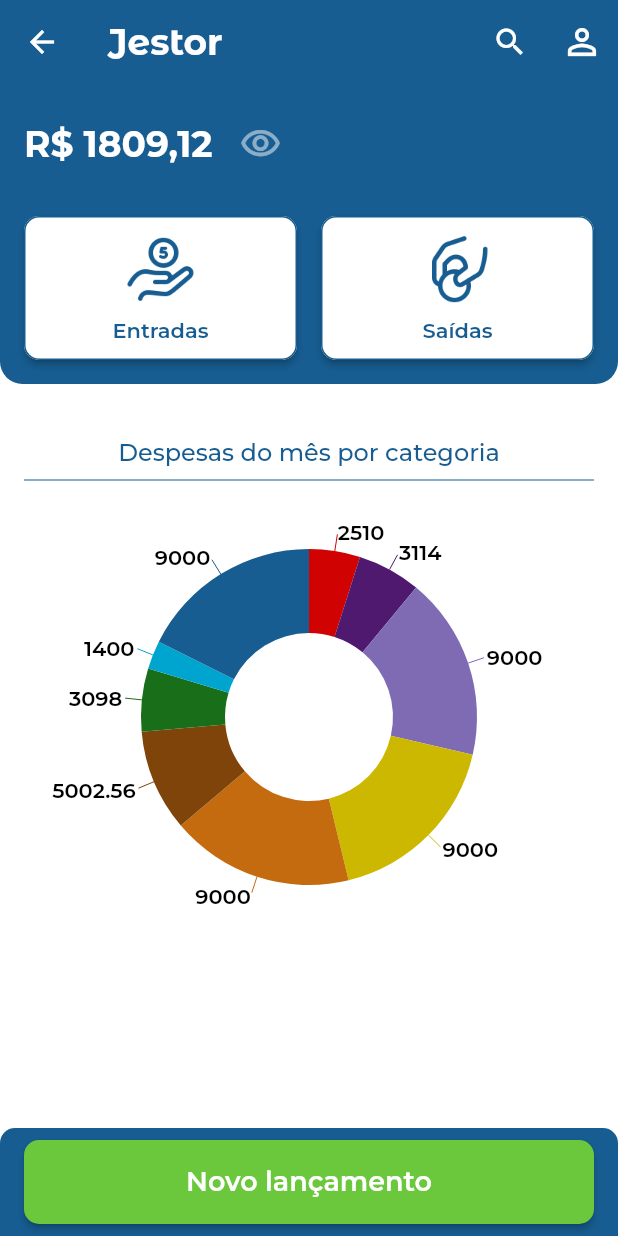
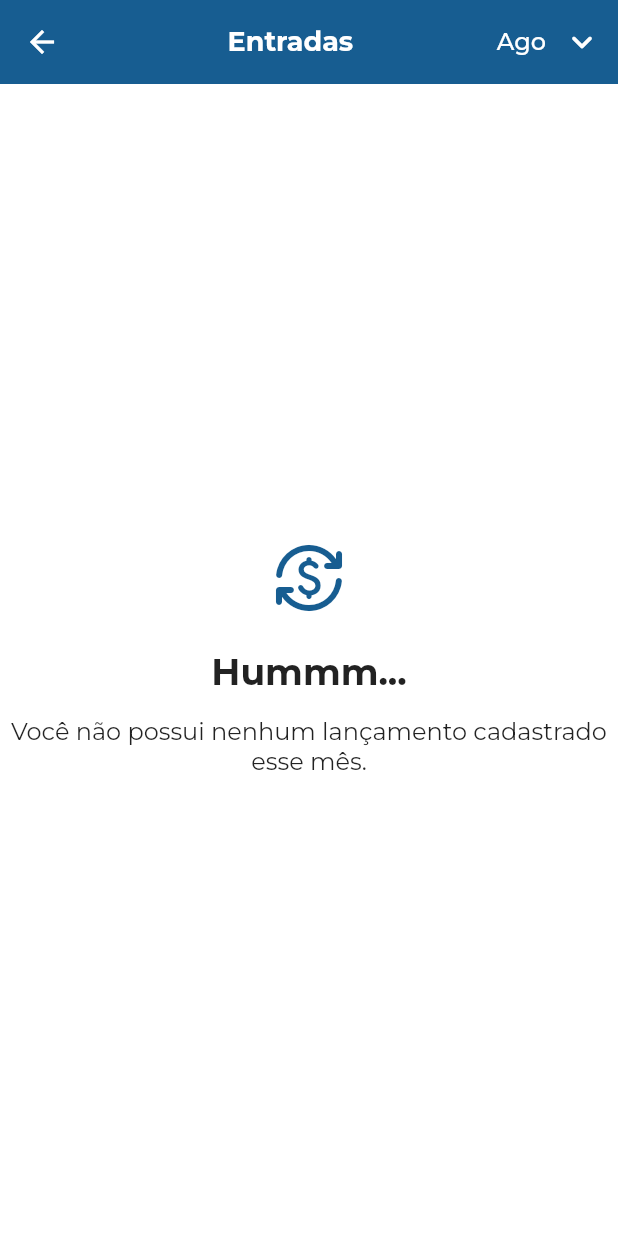
Before and after one commit to jvp116/flut_jestor_app, a Flutter app: the HomePage screen opened by its route, after a tap on the "visibility" icon, after a tap on the "visibility off" icon, after a tap on "Entradas", on a phone screen of 412 x 824 dp. Run offline on Flutter 3.47's test engine with Material 2 defaults, Android fonts, the phone set to English and light mode, and no system bars; our stand-ins replace dio, shared_preferences, syncfusion_flutter_charts; missing offline and left inert: dson_adapter; accounts and stored records are empty; statements that could not run were skipped; project files that could hold a hidden picture were left out.

Commit message:
feat: list financial records

```diff
--- a/lib/models/user_model.dart
+++ b/lib/models/user_model.dart
@@ -4,6 +4,10 @@
   String password;
 
   UserModel({required this.id, required this.email, required this.password});
+
+  static UserModel fromMap(Map<String, dynamic> map) {
+    return UserModel(id: map['id'] ?? 0, email: map['email'] ?? '', password: map['password'] ?? '');
+  }
 
   static Map<String, dynamic> toMap(UserModel user) {
     return {
--- /dev/null
+++ b/lib/pages/controller/financial_record_controller.dart
@@ -0,0 +1,48 @@
+import 'package:flut_jestor_app/stores/financial_record_store.dart';
+import 'package:flutter/material.dart';
+import 'package:intl/intl.dart';
+
+class FinancialRecordController extends ChangeNotifier {
+  late FinancialRecordStore? store;
+  var state;
+
+  initialize(FinancialRecordStore newStore) {
+    store = newStore;
+    state = store!.value;
+    notifyListeners();
+  }
+
+  String getActualMonth() {
+    var now = DateTime.now();
+    String formattedDate = DateFormat.M().format(now);
+
+    switch (formattedDate) {
+      case '1':
+        return 'Jan';
+      case '2':
+        return 'Fev';
+      case '3':
+        return 'Mar';
+      case '4':
+        return 'Abr';
+      case '5':
+        return 'Mai';
+      case '6':
+        return 'Jun';
+      case '7':
+        return 'Jul';
+      case '8':
+        return 'Ago';
+      case '9':
+        return 'Set';
+      case '10':
+        return 'Out';
+      case '11':
+        return 'Nov';
+      case '12':
+        return 'Dez';
+      default:
+        return '';
+    }
+  }
+}
--- /dev/null
+++ b/lib/pages/presenter/financial_record_page.dart
@@ -0,0 +1,83 @@
+import 'package:flut_jestor_app/pages/controller/financial_record_controller.dart';
+import 'package:flut_jestor_app/pages/presenter/list_financial_record_page.dart';
+import 'package:flut_jestor_app/shared/components/loading_widget.dart';
+import 'package:flut_jestor_app/shared/components/start_default_widget.dart';
+import 'package:flut_jestor_app/shared/utils/utils.dart';
+import 'package:flut_jestor_app/states/financial_record_state.dart';
+import 'package:flut_jestor_app/stores/financial_record_store.dart';
+import 'package:flutter/material.dart';
+import 'package:provider/provider.dart';
+
+class FinancialRecordPage extends StatefulWidget {
+  final String title;
+
+  const FinancialRecordPage({super.key, required this.title});
+
+  @override
+  State<FinancialRecordPage> createState() => _FinancialRecordPageState();
+}
+
+class _FinancialRecordPageState extends State<FinancialRecordPage> {
+  final FinancialRecordController controller = FinancialRecordController();
+
+  @override
+  void initState() {
+    super.initState();
+    WidgetsBinding.instance.addPostFrameCallback((_) {
+      context.read<FinancialRecordStore>().fetchCustomers();
+    });
+  }
+
+  @override
+  Widget build(BuildContext context) {
+    return Scaffold(
+      appBar: AppBar(
+        title: Center(
+          child: Text(
+            widget.title,
+            textAlign: TextAlign.center,
+            style: const TextStyle(fontSize: 18, fontWeight: FontWeight.bold, color: Colors.white, fontFamily: 'Montserrat'),
+          ),
+        ),
+        backgroundColor: blue,
+        elevation: 0,
+        actions: [
+          Center(
+            child: Text(
+              controller.getActualMonth(),
+              textAlign: TextAlign.center,
+              style: const TextStyle(fontSize: 16, fontWeight: FontWeight.w500, color: Colors.white),
+            ),
+          ),
+          IconButton(
+            onPressed: () {},
+            icon: const Icon(
+              Icons.keyboard_arrow_down_rounded,
+              color: Colors.white,
+              size: 28,
+            ),
+          ),
+        ],
+      ),
+      backgroundColor: Colors.white,
+      body: configPage(),
+    );
+  }
+
+  Widget configPage() {
+    if (controller.state is LoadingFinancialRecordState) {
+      return const LoadingWidget();
+    }
+
+    if (controller.state is ErrorFinancialRecordState) {
+      return const StartDefaultWidget(iconData: Icons.report_problem_rounded, title: 'Algo deu errado :(', subtitle: 'tente novamente mais tarde');
+    }
+
+    if (controller.state is SuccessFinancialRecordState && controller.state.financialRecords.isNotEmpty) {
+      return ListFinancialRecordPage(controller: controller);
+    }
+
+    return const StartDefaultWidget(
+        iconData: Icons.currency_exchange_rounded, title: 'Hummm...', subtitle: 'Você não possui nenhum lançamento cadastrado esse mês.');
+  }
+}
--- a/lib/pages/presenter/home_page.dart
+++ b/lib/pages/presenter/home_page.dart
@@ -1,4 +1,5 @@
 import 'package:flut_jestor_app/pages/controller/home_controller.dart';
+import 'package:flut_jestor_app/pages/presenter/financial_record_page.dart';
 import 'package:flut_jestor_app/shared/components/chart_category_widget.dart';
 import 'package:flut_jestor_app/shared/components/drawer_widget.dart';
 import 'package:flutter/material.dart';
@@ -125,7 +126,12 @@
                           children: [
                             Expanded(
                               child: ElevatedButton(
-                                onPressed: () {},
+                                onPressed: () {
+                                  Navigator.push(
+                                    context,
+                                    MaterialPageRoute(builder: (context) => const FinancialRecordPage(title: 'Entradas')),
+                                  );
+                                },
                                 style: ElevatedButton.styleFrom(
                                   backgroundColor: Colors.white,
                                   minimumSize: const Size.fromHeight(96),
@@ -152,7 +158,12 @@
                             const SizedBox(width: 16),
                             Expanded(
                               child: ElevatedButton(
-                                onPressed: () {},
+                                onPressed: () {
+                                  Navigator.push(
+                                    context,
+                                    MaterialPageRoute(builder: (context) => const FinancialRecordPage(title: 'Saídas')),
+                                  );
+                                },
                                 style: ElevatedButton.styleFrom(
                                   backgroundColor: Colors.white,
                                   minimumSize: const Size.fromHeight(96),
--- /dev/null
+++ b/lib/services/financial_record_service.dart
@@ -0,0 +1,46 @@
+import 'package:dio/dio.dart';
+import 'package:flut_jestor_app/models/financial_record_model.dart';
+import 'package:flut_jestor_app/shared/utils/utils.dart';
+
+class FinancialRecordService {
+  final Dio dio;
+
+  FinancialRecordService(this.dio);
+
+  Future<List<FinancialRecordModel>> fetchRecords() async {
+    final response = await dio.get('$basePath/api/v1/financial-record');
+    final list = response.data as List;
+    return list.map((e) => FinancialRecordModel.fromMap(e)).toList();
+  }
+
+  // Future<FinancialRecordModel> createCustomer(String cpf, String name, String lastname) async {
+  //   Map<String, dynamic> data = {
+  //     'cpf': cpf,
+  //     'nome': name,
+  //     'sobrenome': lastname,
+  //   };
+
+  //   final response = await dio.post('$basePath/clientes', data: data);
+
+  //   return FinancialRecordModel.fromMap(response.data);
+  // }
+
+  // Future<FinancialRecordModel> editCustomer(int id, String name, String lastname) async {
+  //   Map<String, dynamic> data = {
+  //     'nome': name,
+  //     'sobrenome': lastname,
+  //   };
+
+  //   final response = await dio.put('$basePath/clientes/$id', data: data);
+
+  //   return FinancialRecordModel.fromMap(response.data);
+  // }
+
+  // Future<bool> deleteCustomer(int id) async {
+  //   var response = await dio.delete('$basePath/clientes/$id');
+  //   if (response.statusCode == 204) {
+  //     return true;
+  //   }
+  //   return false;
+  // }
+}
--- a/lib/shared/components/loading_widget.dart
+++ b/lib/shared/components/loading_widget.dart
@@ -1,3 +1,4 @@
+import 'package:flut_jestor_app/shared/utils/utils.dart';
 import 'package:flutter/material.dart';
 
 class LoadingWidget extends StatelessWidget {
@@ -10,7 +11,7 @@
       height: MediaQuery.of(context).size.height,
       child: const Center(
         child: CircularProgressIndicator(
-          color: Colors.white,
+          color: blue,
         ),
       ),
     );
--- /dev/null
+++ b/lib/shared/components/start_default_widget.dart
@@ -0,0 +1,51 @@
+import 'package:flut_jestor_app/shared/utils/utils.dart';
+import 'package:flutter/material.dart';
+
+class StartDefaultWidget extends StatelessWidget {
+  final IconData iconData;
+  final String title;
+  final String subtitle;
+
+  const StartDefaultWidget({
+    Key? key,
+    required this.iconData,
+    required this.title,
+    required this.subtitle,
+  }) : super(key: key);
+
+  @override
+  Widget build(BuildContext context) {
+    return Center(
+      child: Column(
+        mainAxisAlignment: MainAxisAlignment.center,
+        crossAxisAlignment: CrossAxisAlignment.center,
+        children: [
+          Icon(
+            iconData,
+            size: 48,
+            color: blue,
+          ),
+          const SizedBox(height: 24),
+          Text(
+            title,
+            textAlign: TextAlign.center,
+            style: const TextStyle(fontSize: 24, fontWeight: FontWeight.bold),
+          ),
+          const SizedBox(height: 16),
+          Center(
+            child: Expanded(
+              child: Text(
+                subtitle,
+                textAlign: TextAlign.center,
+                style: const TextStyle(fontSize: 16),
+                softWrap: false,
+                maxLines: 2,
+                overflow: TextOverflow.ellipsis,
+              ),
+            ),
+          ),
+        ],
+      ),
+    );
+  }
+}
--- a/lib/shared/utils/utils.dart
+++ b/lib/shared/utils/utils.dart
@@ -1,6 +1,6 @@
 import 'package:flutter/material.dart';
 
-const String basePath = "http://10.0.2.2:8080";
+const String basePath = "http://localhost:8080";
 // 10.0.2.2
 
 // Colors
--- /dev/null
+++ b/lib/states/financial_record_state.dart
@@ -0,0 +1,19 @@
+import 'package:flut_jestor_app/models/financial_record_model.dart';
+
+abstract class FinancialRecordState {}
+
+// Initial, Success, Error, Loading
+class InitialFinancialRecordState extends FinancialRecordState {}
+
+class SuccessFinancialRecordState extends FinancialRecordState {
+  final List<FinancialRecordModel> financialRecords;
+  SuccessFinancialRecordState(this.financialRecords);
+}
+
+class LoadingFinancialRecordState extends FinancialRecordState {}
+
+class ErrorFinancialRecordState extends FinancialRecordState {
+  final String message;
+
+  ErrorFinancialRecordState(this.message);
+}
--- /dev/null
+++ b/lib/stores/financial_record_store.dart
@@ -0,0 +1,44 @@
+import 'package:flut_jestor_app/services/financial_record_service.dart';
+import 'package:flut_jestor_app/states/financial_record_state.dart';
+import 'package:flutter/material.dart';
+
+class FinancialRecordStore extends ValueNotifier<FinancialRecordState> {
+  final FinancialRecordService service;
+
+  FinancialRecordStore(this.service) : super(InitialFinancialRecordState());
+
+  Future fetchCustomers() async {
+    value = LoadingFinancialRecordState();
+    try {
+      final financialRecords = await service.fetchCustomers();
+      value = SuccessFinancialRecordState(financialRecords);
+    } catch (e) {
+      value = ErrorFinancialRecordState(e.toString());
+    }
+  }
+
+  Future createCustomer(String cpf, String name, String lastname) async {
+    try {
+      return await service.createCustomer(cpf, name, lastname);
+    } catch (e) {
+      rethrow;
+    }
+  }
+
+  // Future<FinancialRecordModel> editCustomer(int id, String name, String lastname) async {
+  //   try {
+  //     FinancialRecordModel customer = await service.editCustomer(id, name, lastname);
+  //     return customer;
+  //   } catch (e) {
+  //     rethrow;
+  //   }
+  // }
+
+  // Future deleteCustomer(int id) async {
+  //   try {
+  //     return await service.deleteCustomer(id);
+  //   } catch (e) {
+  //     rethrow;
+  //   }
+  // }
+}
--- a/pubspec.yaml
+++ b/pubspec.yaml
@@ -36,6 +36,7 @@
   dson_adapter: ^1.2.0+2
   shared_preferences: ^2.1.2
   syncfusion_flutter_charts: ^21.2.10
+  intl: ^0.18.1
 
 dev_dependencies:
   flutter_test:
```
Also changed, not shown: lib/app.dart (+7 -5 lines), lib/models/category_model.dart (+7 -4 lines), lib/models/financial_record_model.dart (+10 -0 lines), lib/models/type_model.dart (deleted, +0 -15 lines), lib/pages/presenter/list_financial_record_page.dart (added, +120 -0 lines), pubspec.lock.
